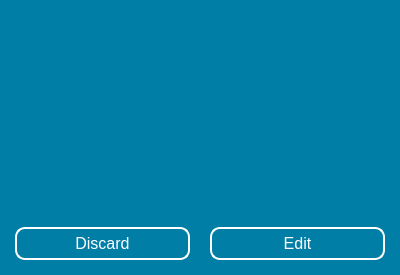
Qt form ui files/select_notes.ui (daniel-deru/Runner2) before a commit.
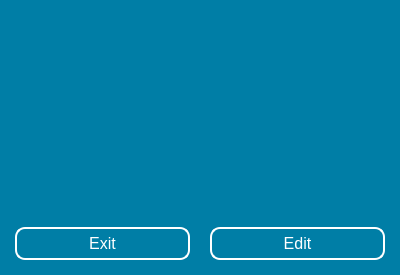
The same form after that commit.

Commit message: changed the discard text to exit and changes the inactive tab color from blue to black

```diff
--- a/ui files/select_notes.ui
+++ b/ui files/select_notes.ui
@@ -113,7 +113,7 @@
      <item>
       <widget class="QPushButton" name="btn_discard">
        <property name="text">
-        <string>Discard</string>
+        <string>Exit</string>
        </property>
       </widget>
      </item>
```
The commit also changes 29 other files.
